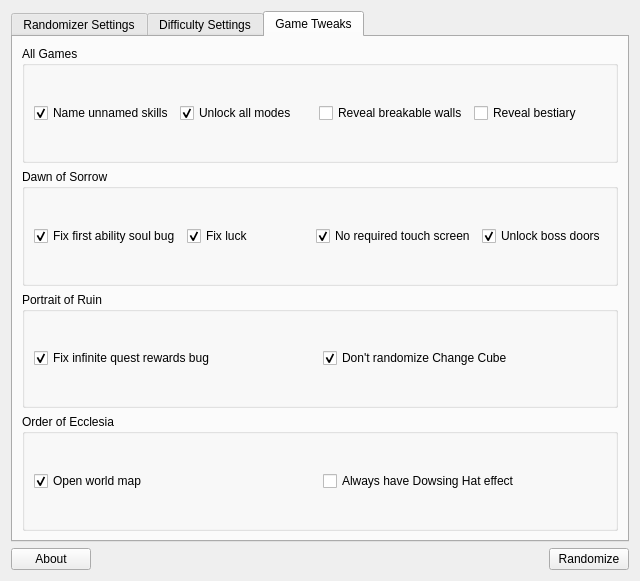
LagoLunatic/dsvrandom, file randomizer.ui: the form before one commit.
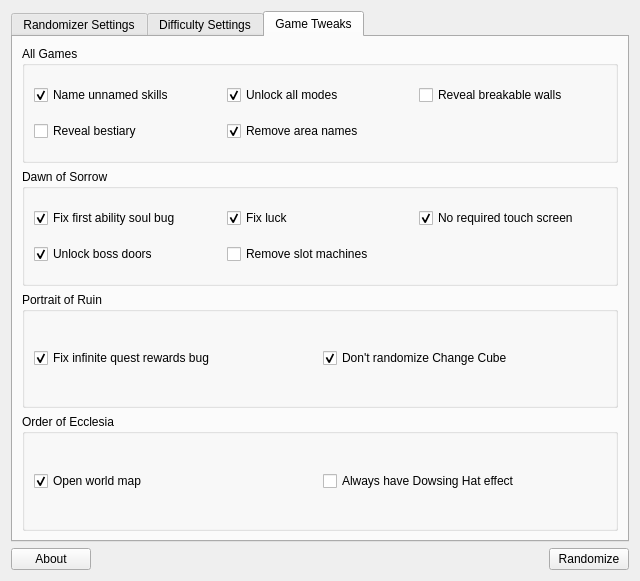
The form after the commit. The open tabs and pages were chosen to show the change. Icons and pictures are not drawn.

Commit message: Add "remove area names" and "remove slot machines" tweaks

```diff
--- a/randomizer.ui
+++ b/randomizer.ui
@@ -442,34 +442,8 @@
          <property name="title">
           <string>All Games</string>
          </property>
-         <layout class="QHBoxLayout" name="horizontalLayout_10">
-          <item>
-           <widget class="QCheckBox" name="name_unnamed_skills">
-            <property name="toolTip">
-             <string>Gives Julius/Yoko/Alucard/Arma Felix/Arma Chiroptera's skills names so they can be distinguished from one another.</string>
-            </property>
-            <property name="text">
-             <string>Name unnamed skills</string>
-            </property>
-            <property name="checked">
-             <bool>true</bool>
-            </property>
-           </widget>
-          </item>
-          <item>
-           <widget class="QCheckBox" name="unlock_all_modes">
-            <property name="toolTip">
-             <string>Unlocks alternate modes that normally require you to beat the main game first.</string>
-            </property>
-            <property name="text">
-             <string>Unlock all modes</string>
-            </property>
-            <property name="checked">
-             <bool>true</bool>
-            </property>
-           </widget>
-          </item>
-          <item>
+         <layout class="QGridLayout" name="gridLayout_2">
+          <item row="0" column="2">
            <widget class="QCheckBox" name="reveal_breakable_walls">
             <property name="toolTip">
              <string>Breakable walls will always blink as if you have Peeping Eye/Eye for Decay on.</string>
@@ -479,13 +453,49 @@
             </property>
            </widget>
           </item>
-          <item>
+          <item row="0" column="1">
+           <widget class="QCheckBox" name="unlock_all_modes">
+            <property name="toolTip">
+             <string>Unlocks alternate modes that normally require you to beat the main game first.</string>
+            </property>
+            <property name="text">
+             <string>Unlock all modes</string>
+            </property>
+            <property name="checked">
+             <bool>true</bool>
+            </property>
+           </widget>
+          </item>
+          <item row="0" column="0">
+           <widget class="QCheckBox" name="name_unnamed_skills">
+            <property name="toolTip">
+             <string>Gives Julius/Yoko/Alucard/Arma Felix/Arma Chiroptera's skills names so they can be distinguished from one another.</string>
+            </property>
+            <property name="text">
+             <string>Name unnamed skills</string>
+            </property>
+            <property name="checked">
+             <bool>true</bool>
+            </property>
+           </widget>
+          </item>
+          <item row="1" column="0">
            <widget class="QCheckBox" name="reveal_bestiary">
             <property name="text">
              <string>Reveal bestiary</string>
             </property>
            </widget>
           </item>
+          <item row="1" column="1">
+           <widget class="QCheckBox" name="remove_area_names">
+            <property name="text">
+             <string>Remove area names</string>
+            </property>
+            <property name="checked">
+             <bool>true</bool>
+            </property>
+           </widget>
+          </item>
          </layout>
         </widget>
        </item>
@@ -494,34 +504,15 @@
          <property name="title">
           <string>Dawn of Sorrow</string>
          </property>
-         <layout class="QHBoxLayout" name="horizontalLayout_5">
-          <item>
-           <widget class="QCheckBox" name="fix_first_ability_soul">
-            <property name="toolTip">
-             <string>Fixes a bug where the first ability soul you get would enable multiple ability souls.</string>
-            </property>
+         <layout class="QGridLayout" name="gridLayout_3">
+          <item row="1" column="1">
+           <widget class="QCheckBox" name="remove_slot_machines">
             <property name="text">
-             <string>Fix first ability soul bug</string>
+             <string>Remove slot machines</string>
             </property>
-            <property name="checked">
-             <bool>true</bool>
-            </property>
            </widget>
           </item>
-          <item>
-           <widget class="QCheckBox" name="fix_luck">
-            <property name="toolTip">
-             <string>Make each point of luck give +0.1% drop chances (as opposed to almost nothing).</string>
-            </property>
-            <property name="text">
-             <string>Fix luck</string>
-            </property>
-            <property name="checked">
-             <bool>true</bool>
-            </property>
-           </widget>
-          </item>
-          <item>
+          <item row="0" column="2">
            <widget class="QCheckBox" name="no_touch_screen">
             <property name="toolTip">
              <string>Seals auto-draw, no name signing, melee weapons destroy ice blocks.</string>
@@ -534,7 +525,20 @@
             </property>
            </widget>
           </item>
-          <item>
+          <item row="0" column="0">
+           <widget class="QCheckBox" name="fix_first_ability_soul">
+            <property name="toolTip">
+             <string>Fixes a bug where the first ability soul you get would enable multiple ability souls.</string>
+            </property>
+            <property name="text">
+             <string>Fix first ability soul bug</string>
+            </property>
+            <property name="checked">
+             <bool>true</bool>
+            </property>
+           </widget>
+          </item>
+          <item row="1" column="0">
            <widget class="QCheckBox" name="unlock_boss_doors">
             <property name="toolTip">
              <string>You don't need to own a certain magic seal to open boss doors.</string>
@@ -547,6 +551,19 @@
             </property>
            </widget>
           </item>
+          <item row="0" column="1">
+           <widget class="QCheckBox" name="fix_luck">
+            <property name="toolTip">
+             <string>Make each point of luck give +0.1% drop chances (as opposed to almost nothing).</string>
+            </property>
+            <property name="text">
+             <string>Fix luck</string>
+            </property>
+            <property name="checked">
+             <bool>true</bool>
+            </property>
+           </widget>
+          </item>
          </layout>
         </widget>
        </item>
```
Left out of the diff: 7 changed lines with no effect on the pictures. The commit also changes 2 other files.
